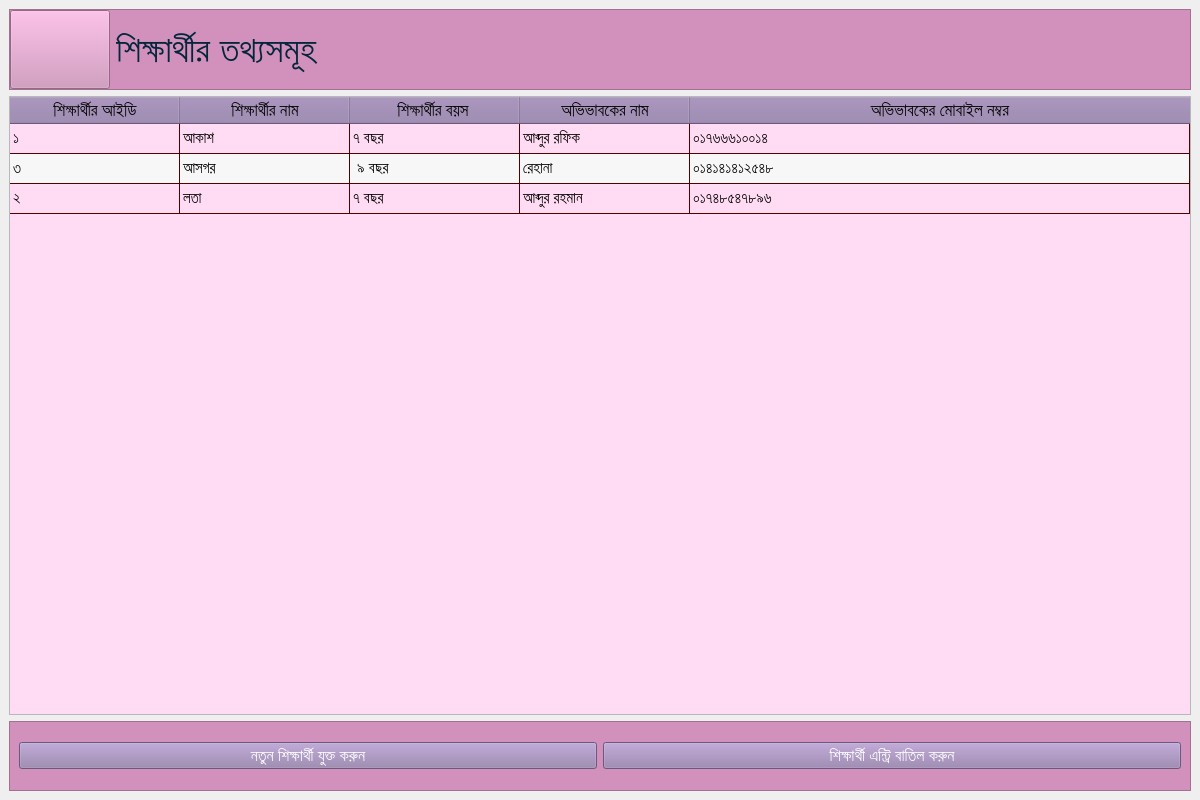
Old version of the form EmPower/UI/Student_details.ui in the repository ahmedfahad04/SPL-2.
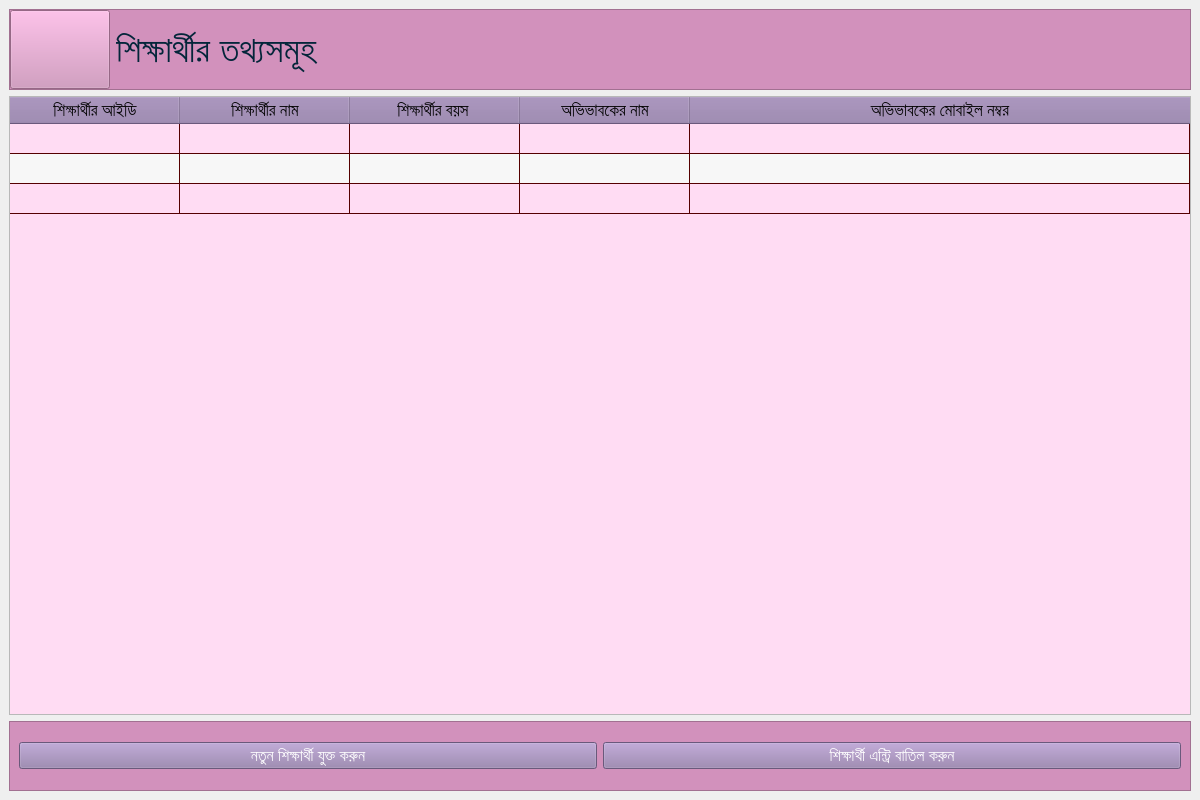
New version of the form. Icons and pictures are not drawn.

```diff
--- a/EmPower/UI/Student_details.ui
+++ b/EmPower/UI/Student_details.ui
@@ -326,77 +326,77 @@
          </column>
          <item row="0" column="0">
           <property name="text">
-           <string>১</string>
+           <string/>
           </property>
          </item>
          <item row="0" column="1">
           <property name="text">
-           <string>আকাশ </string>
+           <string/>
           </property>
          </item>
          <item row="0" column="2">
           <property name="text">
-           <string>৭ বছর</string>
+           <string/>
           </property>
          </item>
          <item row="0" column="3">
           <property name="text">
-           <string>আব্দুর রফিক </string>
+           <string/>
           </property>
          </item>
          <item row="0" column="4">
           <property name="text">
-           <string>০১৭৬৬৬১০০১৪</string>
+           <string/>
           </property>
          </item>
          <item row="1" column="0">
           <property name="text">
-           <string>৩</string>
+           <string/>
           </property>
          </item>
          <item row="1" column="1">
           <property name="text">
-           <string>আসগর</string>
+           <string/>
           </property>
          </item>
          <item row="1" column="2">
           <property name="text">
-           <string> ৯ বছর </string>
+           <string/>
           </property>
          </item>
          <item row="1" column="3">
           <property name="text">
-           <string>রেহানা</string>
+           <string/>
           </property>
          </item>
          <item row="1" column="4">
           <property name="text">
-           <string>০১৪১৪১৪১২৫৪৮ </string>
+           <string/>
           </property>
          </item>
          <item row="2" column="0">
           <property name="text">
-           <string>২</string>
+           <string/>
           </property>
          </item>
          <item row="2" column="1">
           <property name="text">
-           <string>লতা </string>
+           <string/>
           </property>
          </item>
          <item row="2" column="2">
           <property name="text">
-           <string>৭ বছর </string>
+           <string/>
           </property>
          </item>
          <item row="2" column="3">
           <property name="text">
-           <string>আব্দুর রহমান </string>
+           <string/>
           </property>
          </item>
          <item row="2" column="4">
           <property name="text">
-           <string>০১৭৪৮৫৪৭৮৯৬ </string>
+           <string/>
           </property>
          </item>
         </widget>
```
